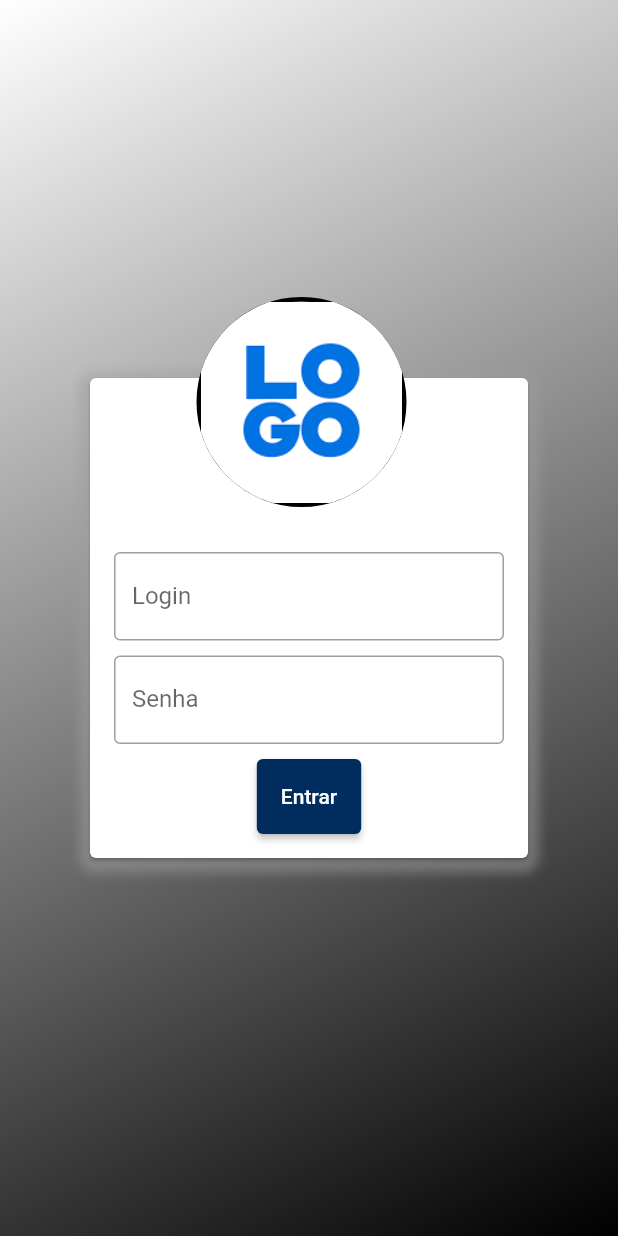
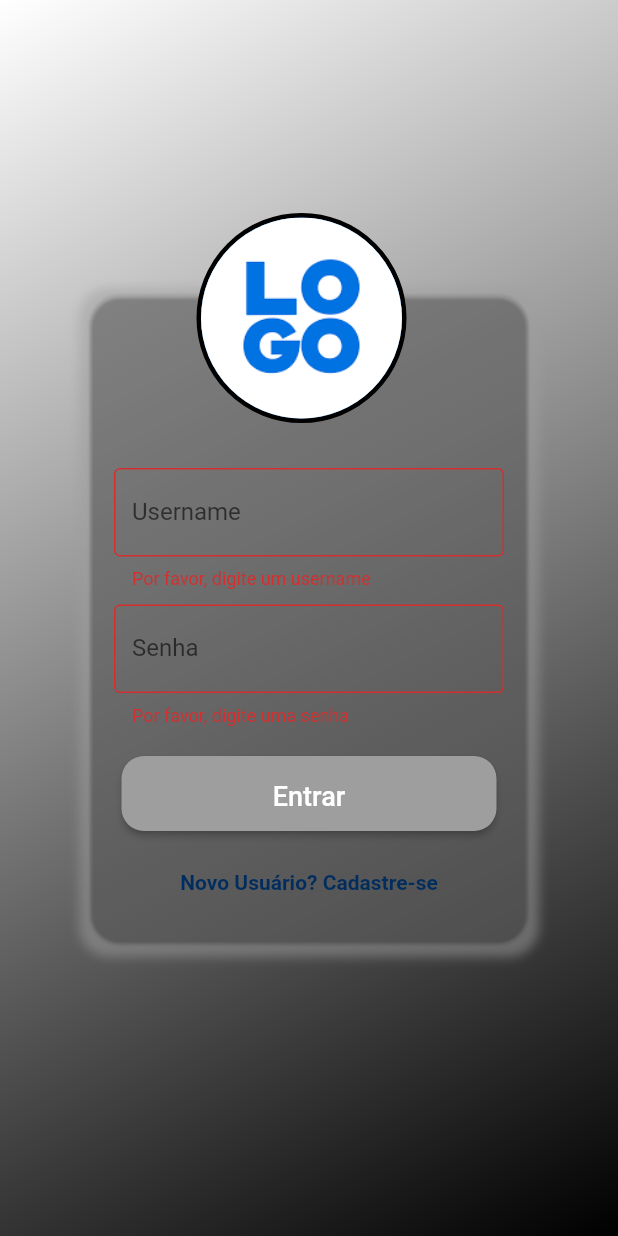
Before and after one commit to BrunoDalI/Modelo-Flutter, a Flutter app: the screen it shows after launch, after a tap on "Entrar", on a phone screen of 412 x 824 dp. Run offline on Flutter 3.47's test engine with Material 2 defaults, Android fonts, the light colour scheme and no system bars; our stand-ins replace get.

Commit message:
reestruturando view/controller/service e model da tela de login criação da tela de newUser e funções na pasta utils para mostrar erro/success com ShowSnackBar

```diff
--- a/lib/controllers/login_controller.dart
+++ b/lib/controllers/login_controller.dart
@@ -1,28 +1,32 @@
-// ignore_for_file: unused_local_variable, avoid_print
+// ignore_for_file: use_build_context_synchronously
 
 import 'package:flutter/material.dart';
+import 'package:modeloflutter/utils/show_snack_bar_utils.dart';
+import '../services/login_service.dart';
 
 class LoginController {
+  final LoginService _loginService = LoginService();
+  final ShowSnackBarUtils _showSnackBarUtils = ShowSnackBarUtils();
 
-  Widget fieldLogin(loginController) {
+  Widget fieldLogin(TextEditingController? usernameController) {
     return TextFormField(
-      controller: loginController,
+      controller: usernameController,
       decoration: const InputDecoration(
-        labelText: 'Login',
+        labelText: 'Username',
         border: OutlineInputBorder(),
-        hintText: 'Digite o login',
+        hintText: 'Digite o username',
       ),
       keyboardType: TextInputType.text,
-      validator: (login) {
-        if (login == null || login.isEmpty) {
-          return 'Por favor, digite um login';
+      validator: (username) {
+        if (username == null || username.isEmpty) {
+          return 'Por favor, digite um username';
         }
         return null;
-      }
+      },
     );
   }
 
-  Widget fieldPass(passwordController) {
+  Widget fieldPass(TextEditingController? passwordController) {
     return TextFormField(
       controller: passwordController,
       decoration: const InputDecoration(
@@ -30,27 +34,54 @@ class LoginController {
         border: OutlineInputBorder(),
         hintText: 'Digite a Senha',
       ),
-      keyboardType: TextInputType.text,
-      validator: (login) {
-        if (login == null || login.isEmpty) {
+      keyboardType: TextInputType.visiblePassword,
+      validator: (password) {
+        if (password == null || password.isEmpty) {
           return 'Por favor, digite uma senha';
         }
         return null;
-      }
+      },
+    );
+  }
+
+  Widget loginButton(BuildContext context, GlobalKey<FormState> formkey, TextEditingController? usernameController, TextEditingController? passwordController) {
+    return ElevatedButton(
+      style: ElevatedButton.styleFrom(
+        foregroundColor: Colors.white,
+        backgroundColor: Colors.grey,
+        shape: RoundedRectangleBorder(
+          borderRadius: BorderRadius.circular(15.0),
+        ),
+        padding: const EdgeInsets.symmetric(vertical: 16.0, horizontal: 32.0),
+      ),
+      child: const Text(
+        'Entrar',
+        style: TextStyle(fontSize: 18.0),
+      ),
+      onPressed: () async {
+        if (formkey.currentState!.validate()) {
+          final username = usernameController!.text;
+          final password = passwordController!.text;
+
+          final success = await _loginService.login(username, password);
+
+          if (success != null) {
+            Navigator.pushReplacementNamed(context, '/home');
+          } else {
+            _showSnackBarUtils.showSnackError(context, 'Credenciais inválidas');
+          }
+        }
+      },
     );
   }
 
 
-  Widget loginButton(context, formkey) {
-      return ElevatedButton(
-        child: const Text('Entrar'),
-        onPressed: () async {
-          FocusScopeNode currentFocus = FocusScope.of(context);
-          print('realizando login ......');
-        },
-      );
-    // } else {
-    //   return const ElevatedButton(onPressed: null, child: Text('Entrar'));
-    // }
+  Widget newUserButton(context){
+    return TextButton(
+      onPressed: () {
+        Navigator.pushReplacementNamed(context, '/newuser');
+      },
+      child: const Text('Novo Usuário? Cadastre-se', style: TextStyle(fontWeight: FontWeight.bold)),
+    );
   }
 }
--- a/lib/models/login_model.dart
+++ b/lib/models/login_model.dart
@@ -1,6 +1,13 @@
-import 'package:flutter/widgets.dart';
+import 'package:flutter/material.dart';
 
 class LoginModel {
-  var login = TextEditingController();
-  var password = TextEditingController();
+  final String? id;
+  final TextEditingController? username;
+  final TextEditingController? password;
+
+  LoginModel({
+    this.id,
+    this.username,
+    this.password,
+  });
 }
--- a/lib/routes/app_routes.dart
+++ b/lib/routes/app_routes.dart
@@ -7,10 +7,12 @@ abstract class Routes {
   static const LOAD = _Paths.LOAD;
   static const LOGIN = _Paths.LOGIN;
   static const HOME = _Paths.HOME;
+  static const NEWUSER = _Paths.NEWUSER;
 }
 
 abstract class _Paths {
   static const LOAD = '/';
   static const LOGIN = '/login';
   static const HOME = '/home';
+  static const NEWUSER = '/newuser';
 }
--- a/lib/routes/app_views.dart
+++ b/lib/routes/app_views.dart
@@ -1,9 +1,10 @@
 // ignore_for_file: constant_identifier_names
 
 import 'package:get/get.dart';
+import '../views/new_user_view.dart';
+import 'app_routes.dart';
 import '../views/home_view.dart';
 import '../views/login_view.dart';
-import 'app_routes.dart';
 import '../views/load_view.dart';
 
 class AppViews {
@@ -25,5 +26,10 @@ class AppViews {
       name: Routes.HOME,
       page: () => const HomeView(),
     ),
+
+    GetPage(
+      name: Routes.NEWUSER,
+      page: () => const NewUserView(),
+    ),
   ];
 }
--- /dev/null
+++ b/lib/services/login_service.dart
@@ -0,0 +1,26 @@
+// ignore_for_file: prefer_typing_uninitialized_variables, control_flow_in_finally
+
+import 'package:flutter/widgets.dart';
+import '../models/login_model.dart';
+
+
+class LoginService {
+  Future<LoginModel?> login(String username, String password) async {
+    var response;
+    try {
+      await Future.delayed(const Duration(seconds: 2));
+
+      if (username == '123' && password == '123') {
+        response = LoginModel(
+          id: '1',
+          username: TextEditingController(text: username),
+          password: TextEditingController(text: password),
+        );
+      }
+    } catch (error) {
+      response = null; // Credenciais inválidas
+    } finally {
+      return response;
+    }
+  }
+}
--- a/lib/views/login_view.dart
+++ b/lib/views/login_view.dart
@@ -1,10 +1,9 @@
 import 'package:flutter/material.dart';
-import 'package:modeloflutter/controllers/login_controller.dart';
-
+import '../controllers/login_controller.dart';
 import '../models/login_model.dart';
 
 class LoginView extends StatefulWidget {
-  const LoginView({super.key});
+  const LoginView({Key? key}) : super(key: key);
 
   @override
   State<LoginView> createState() => _LoginViewState();
@@ -12,9 +11,10 @@ class LoginView extends StatefulWidget {
 
 class _LoginViewState extends State<LoginView> {
   var loginController = LoginController();
-  var loginModel = LoginModel();
+  final LoginModel loginModel = LoginModel();
   final _formkey = GlobalKey<FormState>();
-
+  final TextEditingController _usernameController = TextEditingController();
+  final TextEditingController _passwordController = TextEditingController();
 
   @override
   Widget build(BuildContext context) {
@@ -34,7 +34,7 @@ class _LoginViewState extends State<LoginView> {
               child: Container(
                 width: 300,
                 decoration: BoxDecoration(
-                  borderRadius: BorderRadius.circular(10.0),
+                  borderRadius: BorderRadius.circular(20.0),
                   boxShadow: [
                     BoxShadow(
                       color: Colors.grey.withOpacity(0.5),
@@ -45,19 +45,28 @@ class _LoginViewState extends State<LoginView> {
                   ],
                 ),
                 child: Stack(
-                  clipBehavior: Clip.none, children: [
+                  clipBehavior: Clip.none,
+                  children: [
                     Card(
+                      color:  Colors.white.withOpacity(0.0),
+                      shape: RoundedRectangleBorder(
+                        borderRadius: BorderRadius.circular(20.0),
+                      ),
+                      child: SingleChildScrollView(
                         child: Padding(
                           padding: const EdgeInsets.fromLTRB(16.0, 116.0, 16.0, 16.0),
                           child: Column(
                             mainAxisSize: MainAxisSize.min,
                             children: [
-                            loginController.fieldLogin(loginModel.login),
+                              loginController.fieldLogin(_usernameController),
                               const SizedBox(height: 10),
-                            loginController.fieldPass(loginModel.password),
+                              loginController.fieldPass(_passwordController),
+                              const SizedBox(height: 20),
+                              SizedBox(height: 50, width: 250, child: loginController.loginButton(context, _formkey, _usernameController, _passwordController),),
                               const SizedBox(height: 10),
-                            SizedBox(height: 50, child: loginController.loginButton(context, _formkey)),
+                              loginController.newUserButton(context),
                             ],
+                          ),
                         ),
                       ),
                     ),
@@ -71,8 +80,11 @@ class _LoginViewState extends State<LoginView> {
                           shape: BoxShape.circle,
                           border: Border.all(color: Colors.black, width: 3.0),
                         ),
-                        clipBehavior: Clip.antiAlias, // Define o corte anti-aliasing para a forma circular
-                        child: Image.asset('assets/images/logo.png', fit: BoxFit.cover),
+                        clipBehavior: Clip.antiAlias,
+                        child: const CircleAvatar(
+                          radius: 50,
+                          backgroundImage: AssetImage('assets/images/logo.png'),
+                        ),
                       ),
                     ),
                   ],
@@ -84,5 +96,4 @@ class _LoginViewState extends State<LoginView> {
       ),
     );
   }
-
 }
```
Also changed, not shown: lib/utils/show_snack_bar_utils.dart (added, +28 -0 lines), lib/views/new_user_view.dart (added, +21 -0 lines). Lines whose indentation alone changed are shown as unchanged.
